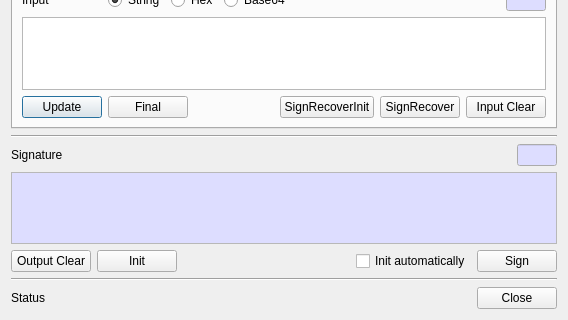
jykim74/CryptokiMan, file CryptokiMan/sign_dlg.ui: the form before one commit; both pictures show x 0 to 568 and y 224 to 544 of the 568 by 544 pixel window.
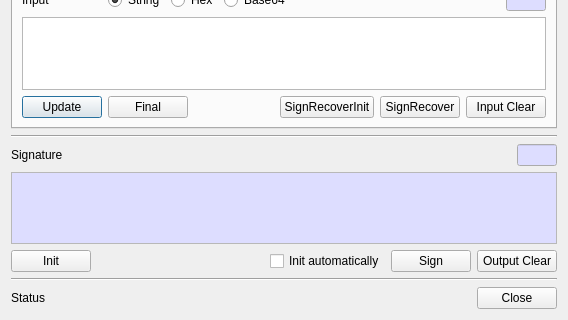
The form after the commit.

Patch:
```diff
--- a/CryptokiMan/sign_dlg.ui
+++ b/CryptokiMan/sign_dlg.ui
@@ -1142,13 +1142,6 @@
      <property name="bottomMargin">
       <number>0</number>
      </property>
-     <item>
-      <widget class="QPushButton" name="mOutputClearBtn">
-       <property name="text">
-        <string>Output Clear</string>
-       </property>
-      </widget>
-     </item>
      <item>
       <widget class="QPushButton" name="mInitBtn">
        <property name="text">
@@ -1183,6 +1176,13 @@
        </property>
       </widget>
      </item>
+     <item>
+      <widget class="QPushButton" name="mOutputClearBtn">
+       <property name="text">
+        <string>Output Clear</string>
+       </property>
+      </widget>
+     </item>
     </layout>
    </item>
    <item>
```
